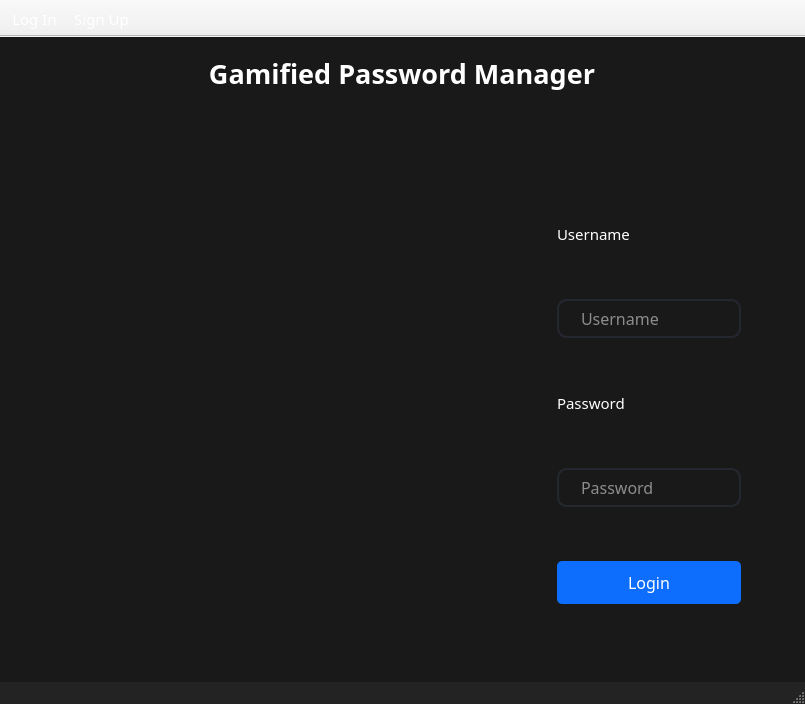
laramirezmancill0207/Game-Password-Manager, file PWManager/PWManager.ui: the form before one commit.
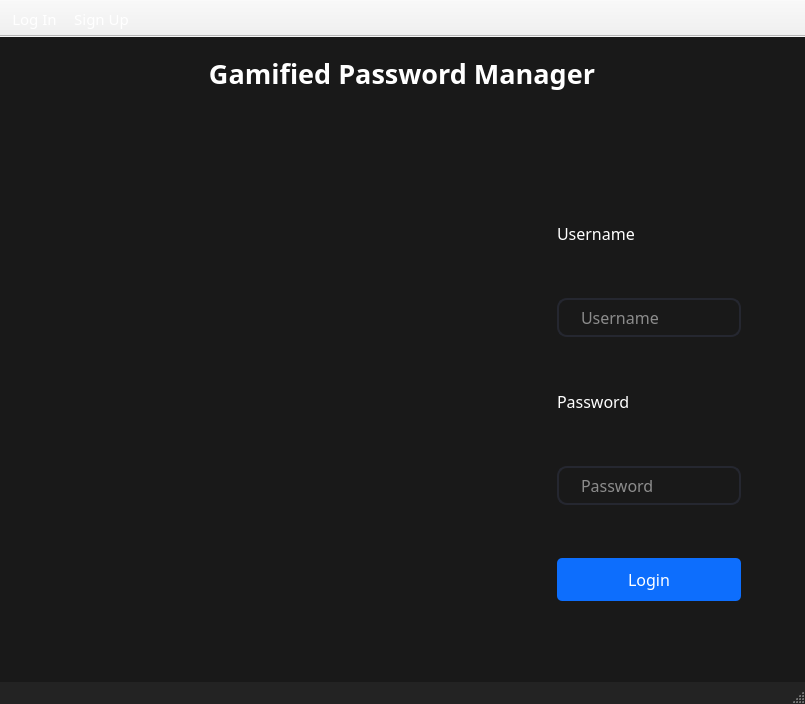
The form after the commit. Icons and pictures are not drawn.

Patch:
```diff
--- a/PWManager/PWManager.ui
+++ b/PWManager/PWManager.ui
@@ -366,7 +366,7 @@
             <property name="font">
              <font>
               <family>Lucida Sans Unicode</family>
-              <pointsize>11</pointsize>
+              <pointsize>12</pointsize>
              </font>
             </property>
             <property name="styleSheet">
@@ -391,7 +391,7 @@
             <property name="font">
              <font>
               <family>Lucida Sans Unicode</family>
-              <pointsize>11</pointsize>
+              <pointsize>12</pointsize>
              </font>
             </property>
             <property name="styleSheet">
```
Left out of the diff: 4 changed lines with no effect on the pictures.
